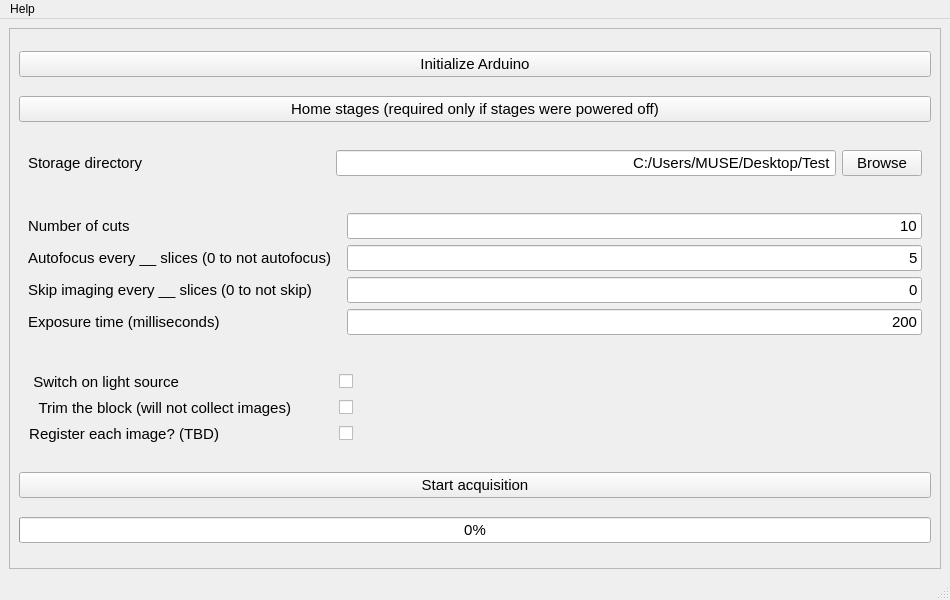
Before: the Qt Designer form ui files/mainwindow.ui in ckolluru/3D-MUSE-acquire, drawn with Qt 5.
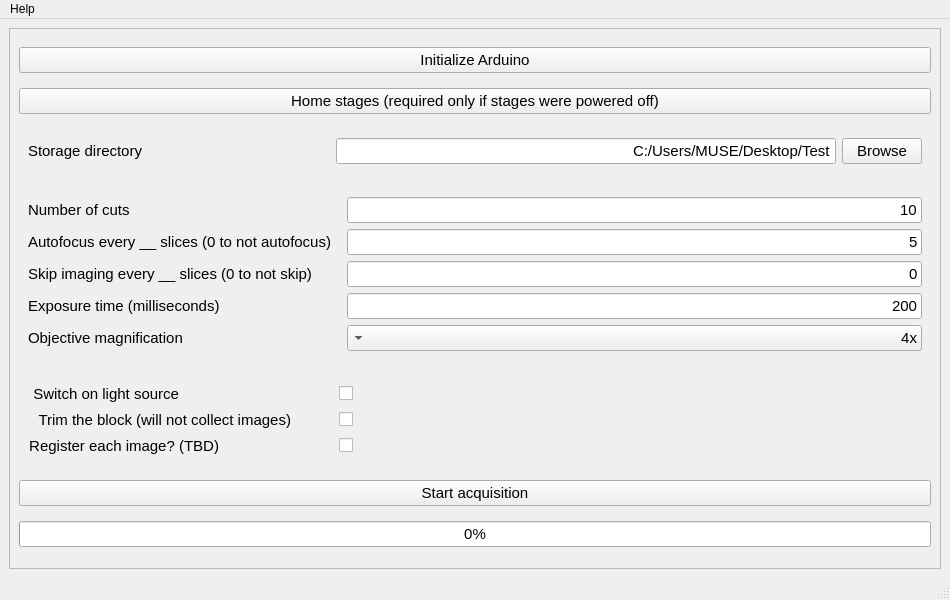
After: the same form once the commit is applied.

```diff
--- a/ui files/mainwindow.ui
+++ b/ui files/mainwindow.ui
@@ -389,6 +389,59 @@
              </property>
             </widget>
            </item>
+           <item row="4" column="0">
+            <widget class="QLabel" name="label">
+             <property name="font">
+              <font>
+               <family>Segoe UI</family>
+               <pointsize>11</pointsize>
+               <weight>50</weight>
+               <bold>false</bold>
+              </font>
+             </property>
+             <property name="text">
+              <string>Objective magnification</string>
+             </property>
+            </widget>
+           </item>
+           <item row="4" column="1">
+            <spacer name="horizontalSpacer_6">
+             <property name="orientation">
+              <enum>Qt::Horizontal</enum>
+             </property>
+             <property name="sizeHint" stdset="0">
+              <size>
+               <width>40</width>
+               <height>20</height>
+              </size>
+             </property>
+            </spacer>
+           </item>
+           <item row="4" column="2">
+            <widget class="QComboBox" name="objectiveComboBox">
+             <property name="font">
+              <font>
+               <family>Segoe UI</family>
+               <pointsize>11</pointsize>
+               <weight>50</weight>
+               <bold>false</bold>
+              </font>
+             </property>
+             <property name="layoutDirection">
+              <enum>Qt::RightToLeft</enum>
+             </property>
+             <item>
+              <property name="text">
+               <string>4x</string>
+              </property>
+             </item>
+             <item>
+              <property name="text">
+               <string>10x</string>
+              </property>
+             </item>
+            </widget>
+           </item>
           </layout>
          </widget>
         </item>
```
Left out of the diff: 230 changed lines with no effect on the pictures.
